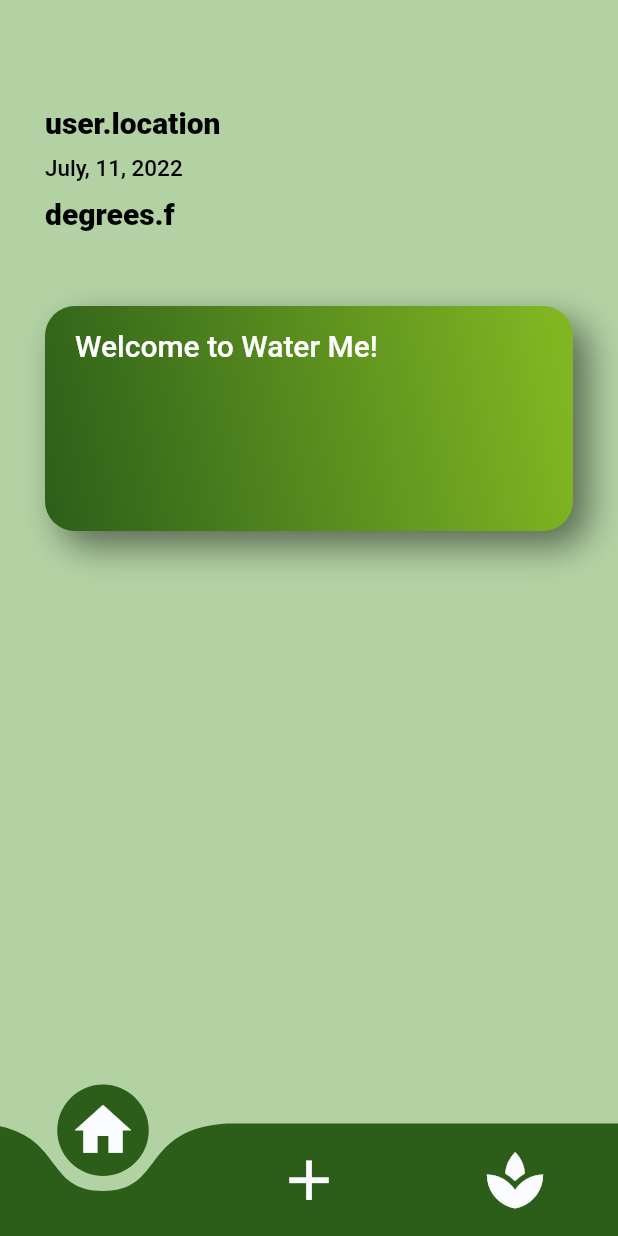
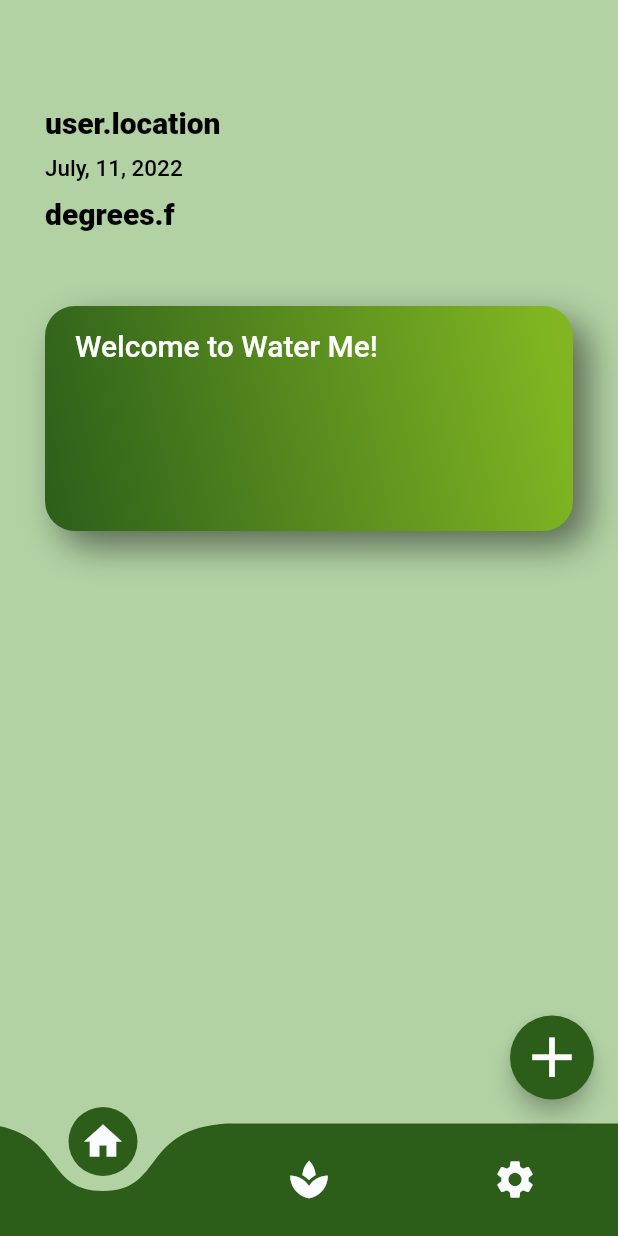
Before and after one commit to collierth/Team10-WaterMe, a Flutter app: the screen it shows after launch, on a phone screen of 412 x 824 dp. Run offline on Flutter 3.47's test engine with Material 2 defaults, Android fonts, the phone set to English and light mode, and no system bars; drawn by our look-alikes of curved_navigation_bar.

Commit message:
Add Floating Button

```diff
--- a/waterme/lib/home_page.dart
+++ b/waterme/lib/home_page.dart
@@ -19,6 +19,11 @@ class _HomePageState extends State<HomePage> {
   @override
   Widget build(BuildContext context) {
     return Scaffold(
+      floatingActionButton: FloatingActionButton(
+        onPressed: () {},
+        child: Icon(Icons.add, size: 45, color: color.AppColor.homePageBackground,),
+        backgroundColor: color.AppColor.Green,
+      ),
       bottomNavigationBar: CurvedNavigationBar(
         backgroundColor: color.AppColor.SeafoamGreen,
         color: color.AppColor.Green,
@@ -27,9 +32,9 @@ class _HomePageState extends State<HomePage> {
           print(index);
         },
         items: [
-          Icon(Icons.home, size: 45, color: color.AppColor.homePageBackground),
-          Icon(Icons.add, size: 45, color: color.AppColor.homePageBackground),
-          Icon(Icons.spa, size: 45, color: color.AppColor.homePageBackground),
+          Icon(Icons.home, size: 30, color: color.AppColor.homePageBackground),
+          Icon(Icons.spa, size: 30, color: color.AppColor.homePageBackground),
+          Icon(Icons.settings, size: 30, color: color.AppColor.homePageBackground),
         ]
         ),
       backgroundColor: color.AppColor.SeafoamGreen,
```
